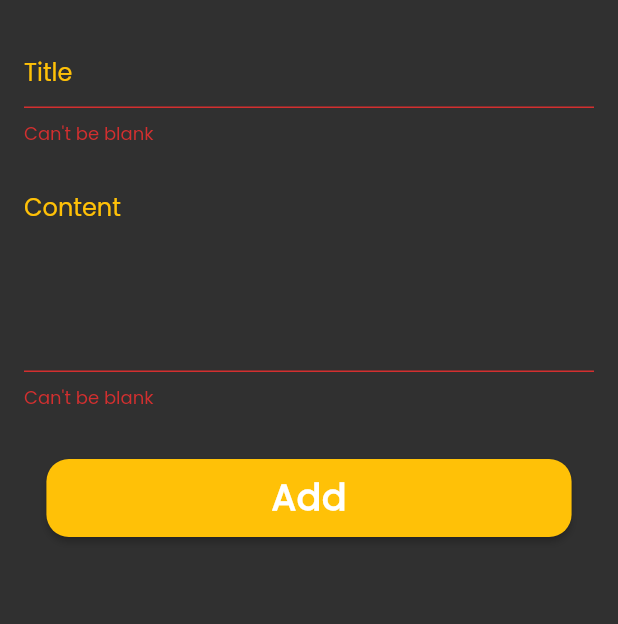
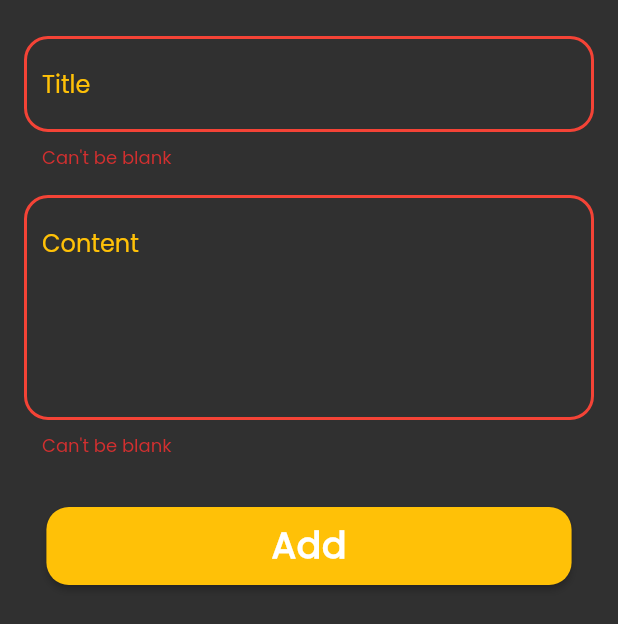
Before and after one commit to ahmedghaly15/Notes-App, a Flutter app: the AddNewNoteBottomSheet widget shown alone on an empty page, opened directly, after a tap on "Add", on a phone screen of 412 x 824 dp. Shown: the top 624 px of the screen. Run offline on Flutter 3.47's test engine with Material 2 defaults, Android fonts, the phone set to English and light mode, and no system bars; drawn by our look-alikes of modal_progress_hud_nsn; our stand-ins replace bloc, flutter_bloc, font_awesome_flutter, hive, hive_flutter; accounts and stored records are empty.

Commit message:
New changes added, notes_cubit is finished

```diff
--- a/lib/cubits/add_note_cubit/add_note_cubit.dart
+++ b/lib/cubits/add_note_cubit/add_note_cubit.dart
@@ -12,7 +12,6 @@ class AddNoteCubit extends Cubit<AddNoteStates> {
   void addNote({required NoteModel note}) {
     emit(AddNoteLoadingState());
     var notesBox = Hive.box<NoteModel>(kNotesBox);
-
     notesBox.add(note).then((value) {
       emit(AddNoteSuccessState());
     }).catchError((error) {
--- a/lib/main.dart
+++ b/lib/main.dart
@@ -11,8 +11,8 @@ void main() async {
   //===================== Observing My Bloc =====================
   Bloc.observer = MyBlocObserver();
   await Hive.initFlutter();
-  await Hive.openBox(kNotesBox);
   Hive.registerAdapter(NoteModelAdapter());
+  await Hive.openBox<NoteModel>(kNotesBox);
   runApp(const NotesApp());
 }
 
--- a/lib/widgets/add_new_note_bottom_sheet.dart
+++ b/lib/widgets/add_new_note_bottom_sheet.dart
@@ -1,6 +1,5 @@
 import 'package:flutter/material.dart';
 import 'package:flutter_bloc/flutter_bloc.dart';
-import 'package:modal_progress_hud_nsn/modal_progress_hud_nsn.dart';
 import 'package:notes_app/cubits/add_note_cubit/add_note_states.dart';
 
 import '../cubits/add_note_cubit/add_note_cubit.dart';
@@ -11,9 +10,8 @@ class AddNewNoteBottomSheet extends StatelessWidget {
 
   @override
   Widget build(BuildContext context) {
-    return Padding(
-      padding: const EdgeInsets.symmetric(horizontal: 16),
-      child: SingleChildScrollView(
+    return BlocProvider(
+      create: (context) => AddNoteCubit(),
       child: BlocConsumer<AddNoteCubit, AddNoteStates>(
         listener: (context, state) {
           if (state is AddNoteSuccessState) {
@@ -25,12 +23,20 @@ class AddNewNoteBottomSheet extends StatelessWidget {
           }
         },
         builder: (context, state) {
-            return ModalProgressHUD(
-              inAsyncCall: state is AddNoteLoadingState ? true : false,
-              child: const AddNewNoteForm(),
+          return AbsorbPointer(
+            absorbing: state is AddNoteLoadingState ? true : false,
+            child: Padding(
+              padding: EdgeInsets.only(
+                right: 16,
+                left: 16,
+                bottom: MediaQuery.of(context).viewInsets.bottom,
+              ),
+              child: const SingleChildScrollView(
+                child: AddNewNoteForm(),
+              ),
+            ),
           );
         },
-        ),
       ),
     );
   }
--- a/lib/widgets/add_new_note_form.dart
+++ b/lib/widgets/add_new_note_form.dart
@@ -1,5 +1,10 @@
 import 'package:flutter/material.dart';
+import 'package:flutter_bloc/flutter_bloc.dart';
+import 'package:notes_app/cubits/add_note_cubit/add_note_states.dart';
 
+import '../cubits/add_note_cubit/add_note_cubit.dart';
+import '../models/note_model.dart';
+import '../shared/constants.dart';
 import 'custom_button.dart';
 import 'custom_text_field.dart';
 
@@ -46,19 +51,32 @@ class _AddNewNoteFormState extends State<AddNewNoteForm> {
           const SizedBox(
             height: 32,
           ),
-          CustomButton(
+          BlocBuilder<AddNoteCubit, AddNoteStates>(
+            builder: (context, state) {
+              return CustomButton(
+                isLoading: state is AddNoteLoadingState ? true : false,
                 height: 8,
                 width: 150,
                 buttonText: "Add",
                 onPressed: () {
                   if (formKey.currentState!.validate()) {
                     formKey.currentState!.save();
+                    NoteModel noteModel = NoteModel(
+                      title: title,
+                      subTitle: subTitle,
+                      date: getDate(),
+                      time: TimeOfDay.now().format(context),
+                      color: Colors.blue.value,
+                    );
+                    AddNoteCubit.getObject(context).addNote(note: noteModel);
                   } else {
                     autovalidateMode = AutovalidateMode.always;
                     setState(
                       () {},
                     );
                   }
+                },
+              );
             },
           ),
           const SizedBox(
--- a/lib/widgets/custom_button.dart
+++ b/lib/widgets/custom_button.dart
@@ -8,6 +8,7 @@ class CustomButton extends StatelessWidget {
   final double width;
   final void Function()? onPressed;
   final TextStyle? textStyle;
+  final bool isLoading;
 
   const CustomButton({
     super.key,
@@ -21,6 +22,7 @@ class CustomButton extends StatelessWidget {
       letterSpacing: 0.5,
       color: Colors.white,
     ),
+    this.isLoading = false,
   });
 
   @override
@@ -41,10 +43,14 @@ class CustomButton extends StatelessWidget {
           ),
         ),
       ),
-      child: Text(
-        buttonText,
-        style: textStyle,
-      ),
+      child: isLoading
+          ? const CircularProgressIndicator(
+              color: Colors.black,
+            )
+          : Text(
+              buttonText,
+              style: textStyle,
+            ),
     );
   }
 }
--- a/lib/widgets/custom_note_item.dart
+++ b/lib/widgets/custom_note_item.dart
@@ -1,7 +1,6 @@
 import 'package:flutter/material.dart';
 import 'package:font_awesome_flutter/font_awesome_flutter.dart';
 import 'package:notes_app/views/edit_note_view.dart';
-import 'package:notes_app/widgets/edit_note_view_body.dart';
 
 class NoteItem extends StatelessWidget {
   const NoteItem({super.key});
--- a/lib/widgets/custom_text_field.dart
+++ b/lib/widgets/custom_text_field.dart
@@ -19,6 +19,7 @@ class CustomTextFormField extends StatelessWidget {
       decoration: InputDecoration(
         enabledBorder: buildBorder(color: Colors.white),
         focusedBorder: buildBorder(color: kPrimaryColor),
+        errorBorder: buildBorder(color: Colors.red),
         hintText: hint,
         hintStyle: const TextStyle(color: kPrimaryColor),
       ),
--- a/pubspec.yaml
+++ b/pubspec.yaml
@@ -8,12 +8,14 @@ environment:
 
 dependencies:
   bloc: ^8.1.1
+  conditional_builder_null_safety: ^0.0.6
   flutter:
     sdk: flutter
   flutter_bloc: ^8.1.2
   font_awesome_flutter: ^10.4.0
   hive: ^2.2.3
   hive_flutter: ^1.1.0
+  intl: ^0.18.1
   modal_progress_hud_nsn: ^0.4.0
 
 dev_dependencies:
```
Also changed, not shown: lib/cubits/notes_cubit/notes_cubit.dart (added, +22 -0 lines), lib/cubits/notes_cubit/notes_states.dart (added, +17 -0 lines), lib/shared/constants.dart (+7 -0 lines), lib/views/notes_view.dart (+7 -1 lines), pubspec.lock. Lines whose indentation alone changed are shown as unchanged.
